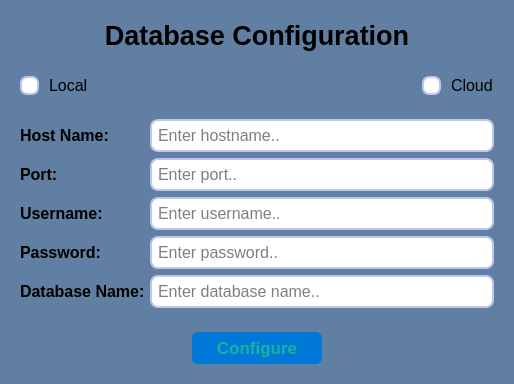
The window that databasesetupdialog.ui (Nicholauswarobi/Business-Keeper-Software) describes before a commit, drawn with Qt 5.
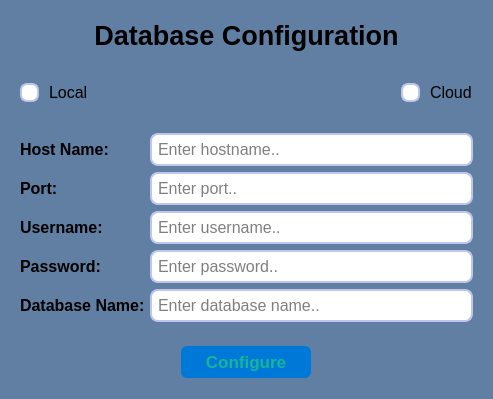
The same window after the commit.

Patch:
```diff
--- a/databasesetupdialog.ui
+++ b/databasesetupdialog.ui
@@ -6,8 +6,8 @@
    <rect>
     <x>0</x>
     <y>0</y>
-    <width>514</width>
-    <height>377</height>
+    <width>493</width>
+    <height>399</height>
    </rect>
   </property>
   <property name="windowTitle">
```
